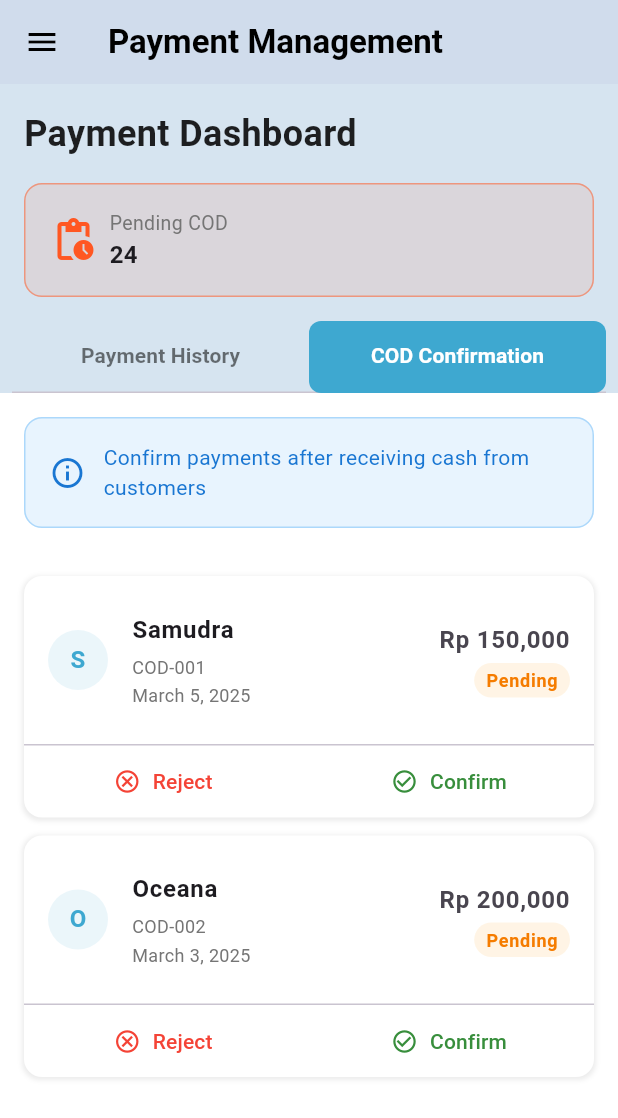
After one commit to dzyy7/admin_ocean_learn2, a Flutter app: the PaymentPage screen opened directly, tab 2 chosen, after a tap on "Reject", on a phone screen of 412 x 824 dp. The commit adds this screen. Shown: the top 1118 px of the screen. Run offline on Flutter 3.47's test engine with Material 3 defaults, Android fonts, the phone set to English and light mode, and no system bars; our stand-ins replace flutter_svg, get, google_fonts; network calls fail.

Commit message:
feat: [DZ] add Payment page and related models for payment management functionality

```diff
--- /dev/null
+++ b/lib/model/cod_confirmation_model.dart
@@ -0,0 +1,17 @@
+import 'package:flutter/material.dart';
+
+class CashConfirmationModel {
+  final String id;
+  final String name;
+  final String amount;
+  final String date;
+  final String status;
+
+  CashConfirmationModel({
+    required this.id,
+    required this.name,
+    required this.amount,
+    required this.date,
+    required this.status,
+  });
+}
--- /dev/null
+++ b/lib/model/payment_history_model.dart
@@ -0,0 +1,19 @@
+import 'package:flutter/material.dart';
+
+class PaymentHistoryModel {
+  final String id;
+  final String name;
+  final String amount;
+  final String date;
+  final String status;
+  final Color statusColor;
+
+  PaymentHistoryModel({
+    required this.id,
+    required this.name,
+    required this.amount,
+    required this.date,
+    required this.status,
+    required this.statusColor,
+  });
+}
--- a/lib/pages/dashboard/dashboard.dart
+++ b/lib/pages/dashboard/dashboard.dart
@@ -1,7 +1,9 @@
 import 'package:admin_ocean_learn2/pages/dashboard/dashboard_controller.dart';
 import 'package:admin_ocean_learn2/pages/home/home_page.dart';
+import 'package:admin_ocean_learn2/pages/payment/payment_page.dart';
 import 'package:admin_ocean_learn2/pages/schedule/schedule_page.dart';
 import 'package:admin_ocean_learn2/utils/color_palette.dart';
+import 'package:admin_ocean_learn2/widget/payment_component/payment_card.dart';
 import 'package:flutter/material.dart';
 import 'package:get/get.dart';
 import 'package:google_fonts/google_fonts.dart';
@@ -13,7 +15,7 @@ class Dashboard extends StatelessWidget {
   Widget build(BuildContext context) {
     final dashboardController = Get.put(DashboardController());
     final List<Widget> menus = [
-      HomePage(), SchedulePage(),
+      HomePage(), SchedulePage(), PaymentPage(),
     ];
 
     return Obx(() {
--- /dev/null
+++ b/lib/pages/payment/cash_confirmation_tab.dart
@@ -0,0 +1,194 @@
+import 'package:admin_ocean_learn2/utils/color_palette.dart';
+import 'package:flutter/material.dart';
+import '../../model/cod_confirmation_model.dart';
+
+class CashConfirmationTab extends StatelessWidget {
+  const CashConfirmationTab({super.key});
+
+  @override
+  Widget build(BuildContext context) {
+    // Sample COD confirmation data
+    final List<CashConfirmationModel> codConfirmations = [
+      CashConfirmationModel(
+        id: 'COD-001',
+        name: 'Samudra',
+        amount: 'Rp 150,000',
+        date: 'March 5, 2025',
+        status: 'Pending',
+      ),
+      CashConfirmationModel(
+        id: 'COD-002',
+        name: 'Oceana',
+        amount: 'Rp 200,000',
+        date: 'March 3, 2025',
+        status: 'Pending',
+      ),
+    ];
+
+    return Container(
+      color: pureWhite,
+      child: codConfirmations.isEmpty
+          ? const Center(
+              child: Text('No pending COD confirmations'),
+            )
+          : Column(
+              children: [
+                Container(
+                  margin: const EdgeInsets.all(16),
+                  padding: const EdgeInsets.all(16),
+                  decoration: BoxDecoration(
+                    color: Colors.blue.withOpacity(0.1),
+                    borderRadius: BorderRadius.circular(12),
+                    border: Border.all(color: Colors.blue.withOpacity(0.3)),
+                  ),
+                  child: Row(
+                    children: [
+                      Icon(
+                        Icons.info_outline,
+                        color: Colors.blue[700],
+                      ),
+                      const SizedBox(width: 12),
+                      Expanded(
+                        child: Text(
+                          'Confirm payments after receiving cash from customers',
+                          style: TextStyle(
+                            color: Colors.blue[700],
+                            fontSize: 14,
+                          ),
+                        ),
+                      ),
+                    ],
+                  ),
+                ),
+                Expanded(
+                  child: ListView.builder(
+                    padding: const EdgeInsets.all(16),
+                    itemCount: codConfirmations.length,
+                    itemBuilder: (context, index) {
+                      final cod = codConfirmations[index];
+                      return _buildCashConfirmationItem(cod);
+                    },
+                  ),
+                ),
+              ],
+            ),
+    );
+  }
+
+  Widget _buildCashConfirmationItem(CashConfirmationModel cod) {
+    return Container(
+      margin: const EdgeInsets.only(bottom: 12),
+      decoration: BoxDecoration(
+        color: Colors.white,
+        borderRadius: BorderRadius.circular(12),
+        boxShadow: [
+          BoxShadow(
+            color: Colors.grey.withOpacity(0.2),
+            spreadRadius: 1,
+            blurRadius: 2,
+            offset: const Offset(0, 1),
+          ),
+        ],
+      ),
+      child: Column(
+        children: [
+          ListTile(
+            contentPadding: const EdgeInsets.all(16),
+            leading: CircleAvatar(
+              backgroundColor: primaryColor.withOpacity(0.1),
+              child: Text(
+                cod.name[0],
+                style: TextStyle(
+                  color: primaryColor,
+                  fontWeight: FontWeight.bold,
+                ),
+              ),
+            ),
+            title: Text(
+              cod.name,
+              style: const TextStyle(
+                fontWeight: FontWeight.bold,
+              ),
+            ),
+            subtitle: Column(
+              crossAxisAlignment: CrossAxisAlignment.start,
+              children: [
+                const SizedBox(height: 4),
+                Text(
+                  cod.id,
+                  style: TextStyle(
+                    color: Colors.grey[600],
+                    fontSize: 12,
+                  ),
+                ),
+                const SizedBox(height: 2),
+                Text(
+                  cod.date,
+                  style: TextStyle(
+                    color: Colors.grey[600],
+                    fontSize: 12,
+                  ),
+                ),
+              ],
+            ),
+            trailing: Column(
+              mainAxisAlignment: MainAxisAlignment.center,
+              crossAxisAlignment: CrossAxisAlignment.end,
+              children: [
+                Text(
+                  cod.amount,
+                  style: const TextStyle(
+                    fontWeight: FontWeight.bold,
+                    fontSize: 16,
+                  ),
+                ),
+                const SizedBox(height: 4),
+                Container(
+                  padding: const EdgeInsets.symmetric(horizontal: 8, vertical: 3),
+                  decoration: BoxDecoration(
+                    color: Colors.orange.withOpacity(0.1),
+                    borderRadius: BorderRadius.circular(12),
+                  ),
+                  child: Text(
+                    cod.status,
+                    style: TextStyle(
+                      color: Colors.orange[700],
+                      fontSize: 12,
+                      fontWeight: FontWeight.bold,
+                    ),
+                  ),
+                ),
+              ],
+            ),
+          ),
+          const Divider(height: 1),
+          Row(
+            children: [
+              Expanded(
+                child: TextButton.icon(
+                  icon: const Icon(Icons.cancel_outlined, color: Colors.red),
+                  label: const Text(
+                    'Reject',
+                    style: TextStyle(color: Colors.red),
+                  ),
+                  onPressed: () {},
+                ),
+              ),
+              const VerticalDivider(width: 1),
+              Expanded(
+                child: TextButton.icon(
+                  icon: Icon(Icons.check_circle_outline, color: Colors.green[700]),
+                  label: Text(
+                    'Confirm',
+                    style: TextStyle(color: Colors.green[700]),
+                  ),
+                  onPressed: () {},
+                ),
+              ),
+            ],
+          ),
+        ],
+      ),
+    );
+  }
+}
--- /dev/null
+++ b/lib/pages/payment/payment_history_tab.dart
@@ -0,0 +1,169 @@
+import 'package:admin_ocean_learn2/model/payment_history_model.dart';
+import 'package:admin_ocean_learn2/utils/color_palette.dart';
+import 'package:flutter/material.dart';
+
+class PaymentHistoryTab extends StatelessWidget {
+  const PaymentHistoryTab({super.key});
+
+  @override
+  Widget build(BuildContext context) {
+    final List<PaymentHistoryModel> paymentHistory = [
+      PaymentHistoryModel(
+        id: 'INV-001',
+        name: 'Samudra',
+        amount: 'Rp 150,000',
+        date: 'March 5, 2025',
+        status: 'Completed',
+        statusColor: Colors.green,
+      ),
+      PaymentHistoryModel(
+        id: 'INV-002',
+        name: 'Oceana',
+        amount: 'Rp 200,000',
+        date: 'March 3, 2025',
+        status: 'Pending',
+        statusColor: Colors.orange,
+      ),
+      PaymentHistoryModel(
+        id: 'INV-003',
+        name: 'Marine',
+        amount: 'Rp 100,000',
+        date: 'March 1, 2025',
+        status: 'Completed',
+        statusColor: Colors.green,
+      ),
+    ];
+
+    return Container(
+      color: pureWhite,
+      child: Column(
+        children: [
+          Container(
+            margin: const EdgeInsets.all(16),
+            decoration: BoxDecoration(
+              color: Colors.white,
+              borderRadius: BorderRadius.circular(8),
+              boxShadow: [
+                BoxShadow(
+                  color: Colors.grey.withOpacity(0.2),
+                  spreadRadius: 1,
+                  blurRadius: 2,
+                  offset: const Offset(0, 1),
+                ),
+              ],
+            ),
+            child: TextField(
+              decoration: InputDecoration(
+                hintText: 'Search invoice or customer',
+                prefixIcon: const Icon(Icons.search),
+                border: OutlineInputBorder(
+                  borderRadius: BorderRadius.circular(8),
+                  borderSide: BorderSide.none,
+                ),
+                filled: true,
+                fillColor: Colors.white,
+              ),
+            ),
+          ),
+          Expanded(
+            child: ListView.builder(
+              padding: const EdgeInsets.all(16),
+              itemCount: paymentHistory.length,
+              itemBuilder: (context, index) {
+                final payment = paymentHistory[index];
+                return _buildPaymentHistoryItem(payment);
+              },
+            ),
+          ),
+        ],
+      ),
+    );
+  }
+
+  Widget _buildPaymentHistoryItem(PaymentHistoryModel payment) {
+    return Container(
+      margin: const EdgeInsets.only(bottom: 12),
+      decoration: BoxDecoration(
+        color: Colors.white,
+        borderRadius: BorderRadius.circular(12),
+        boxShadow: [
+          BoxShadow(
+            color: Colors.grey.withOpacity(0.2),
+            spreadRadius: 1,
+            blurRadius: 2,
+            offset: const Offset(0, 1),
+          ),
+        ],
+      ),
+      child: ListTile(
+        contentPadding: const EdgeInsets.symmetric(horizontal: 16, vertical: 8),
+        leading: CircleAvatar(
+          backgroundColor: primaryColor.withOpacity(0.1),
+          child: Text(
+            payment.name[0],
+            style: TextStyle(
+              color: primaryColor,
+              fontWeight: FontWeight.bold,
+            ),
+          ),
+        ),
+        title: Text(
+          payment.name,
+          style: const TextStyle(
+            fontWeight: FontWeight.bold,
+          ),
+        ),
+        subtitle: Column(
+          crossAxisAlignment: CrossAxisAlignment.start,
+          children: [
+            const SizedBox(height: 4),
+            Text(
+              payment.id,
+              style: TextStyle(
+                color: Colors.grey[600],
+                fontSize: 12,
+              ),
+            ),
+            const SizedBox(height: 2),
+            Text(
+              payment.date,
+              style: TextStyle(
+                color: Colors.grey[600],
+                fontSize: 12,
+              ),
+            ),
+          ],
+        ),
+        trailing: Column(
+          mainAxisAlignment: MainAxisAlignment.center,
+          crossAxisAlignment: CrossAxisAlignment.end,
+          children: [
+            Text(
+              payment.amount,
+              style: const TextStyle(
+                fontWeight: FontWeight.bold,
+                fontSize: 16,
+              ),
+            ),
+            const SizedBox(height: 4),
+            Container(
+              padding: const EdgeInsets.symmetric(horizontal: 8, vertical: 3),
+              decoration: BoxDecoration(
+                color: payment.statusColor.withOpacity(0.1),
+                borderRadius: BorderRadius.circular(12),
+              ),
+              child: Text(
+                payment.status,
+                style: TextStyle(
+                  color: payment.statusColor,
+                  fontSize: 12,
+                  fontWeight: FontWeight.bold,
+                ),
+              ),
+            ),
+          ],
+        ),
+      ),
+    );
+  }
+}
--- /dev/null
+++ b/lib/pages/payment/payment_page.dart
@@ -0,0 +1,108 @@
+import 'package:admin_ocean_learn2/utils/color_palette.dart';
+import 'package:admin_ocean_learn2/widget/payment_component/payment_card.dart';
+import 'package:flutter/material.dart';
+import 'payment_history_tab.dart';
+import 'cash_confirmation_tab.dart';
+
+class PaymentPage extends StatelessWidget {
+  const PaymentPage({super.key});
+
+  @override
+  Widget build(BuildContext context) {
+    return Scaffold(
+      backgroundColor: netralColor,
+      appBar: AppBar(
+        title: const Text(
+          'Payment Management',
+          style: TextStyle(
+            color: Colors.black,
+            fontWeight: FontWeight.bold,
+          ),
+        ),
+        backgroundColor: netralColor,
+        elevation: 1,
+        leading: IconButton(
+          icon: const Icon(Icons.menu, color: Colors.black),
+          onPressed: () {
+            Scaffold.of(context).openDrawer();
+          },
+        ),
+      ),
+      body: Column(
+        children: [
+          _buildTabSection(),
+          Expanded(
+            child: DefaultTabController(
+              length: 2,
+              child: Column(
+                children: [
+                  Container(
+                    color: netralColor,
+                    child: TabBar(
+                      labelColor: Colors.white,
+                      unselectedLabelColor: Colors.black54,
+                      indicatorColor: primaryColor,
+                      labelStyle: const TextStyle(fontWeight: FontWeight.bold),
+                      indicator: BoxDecoration(
+                        color: primaryColor,
+                        borderRadius: BorderRadius.circular(8),
+                      ),
+                      padding: const EdgeInsets.symmetric(horizontal: 8),
+                      labelPadding: const EdgeInsets.symmetric(horizontal: 16),
+                      indicatorSize: TabBarIndicatorSize.tab,
+                      tabs: const [
+                        Tab(text: 'Payment History'),
+                        Tab(text: 'COD Confirmation'),
+                      ],
+                    ),
+                  ),
+                  Expanded(
+                    child: TabBarView(
+                      children: [
+                        const PaymentHistoryTab(),
+                        const CashConfirmationTab(),
+                      ],
+                    ),
+                  ),
+                ],
+              ),
+            ),
+          ),
+        ],
+      ),
+    );
+  }
+
+  Widget _buildTabSection() {
+    return Container(
+      padding: const EdgeInsets.all(16),
+      color: netralColor,
+      child: Column(
+        crossAxisAlignment: CrossAxisAlignment.start,
+        children: [
+          const Text(
+            'Payment Dashboard',
+            style: TextStyle(
+              fontSize: 24,
+              fontWeight: FontWeight.bold,
+              color: Colors.black87,
+            ),
+          ),
+          const SizedBox(height: 16),
+          Row(
+            children: [
+              Expanded(
+                child: PaymentCard(
+                  title: 'Pending COD',
+                  value: '24',
+                  icon: Icons.pending_actions,
+                  color: Colors.deepOrange,
+                ),
+              ),
+            ],
+          ),
+        ],
+      ),
+    );
+  }
+}
--- /dev/null
+++ b/lib/widget/payment_component/payment_card.dart
@@ -0,0 +1,57 @@
+import 'package:flutter/material.dart';
+
+class PaymentCard extends StatelessWidget {
+  final String title;
+  final String value;
+  final IconData icon;
+  final Color color;
+
+  const PaymentCard({
+    super.key,
+    required this.title,
+    required this.value,
+    required this.icon,
+    required this.color,
+  });
+
+  @override
+  Widget build(BuildContext context) {
+    return Container(
+      padding: const EdgeInsets.all(16),
+      decoration: BoxDecoration(
+        color: color.withOpacity(0.1),
+        borderRadius: BorderRadius.circular(12),
+        border: Border.all(color: color.withOpacity(0.5)),
+      ),
+      child: Row(
+        children: [
+          Icon(icon, color: color, size: 32),
+          const SizedBox(width: 8),
+          Expanded(
+            child: Column(
+              crossAxisAlignment: CrossAxisAlignment.start,
+              children: [
+                Text(
+                  title,
+                  style: TextStyle(
+                    fontSize: 13,
+                    color: Colors.grey[600],
+                  ),
+                  overflow: TextOverflow.ellipsis,
+                ),
+                Text(
+                  value,
+                  style: const TextStyle(
+                    fontSize: 16,
+                    fontWeight: FontWeight.bold,
+                  ),
+                  overflow: TextOverflow.ellipsis,
+                ),
+              ],
+            ),
+          ),
+        ],
+      ),
+    );
+  }
+}
```
